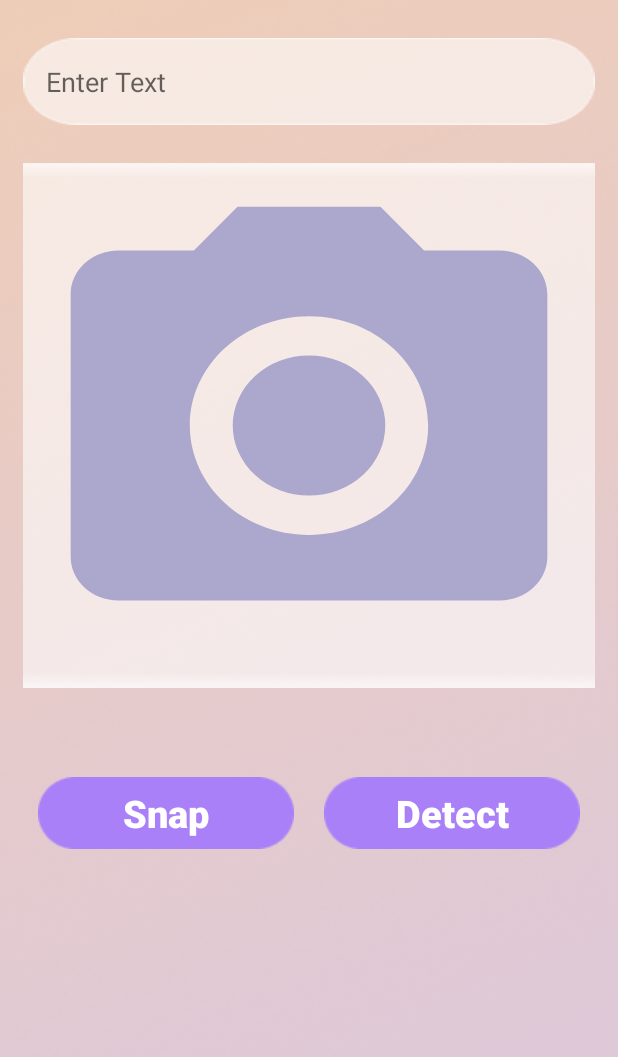
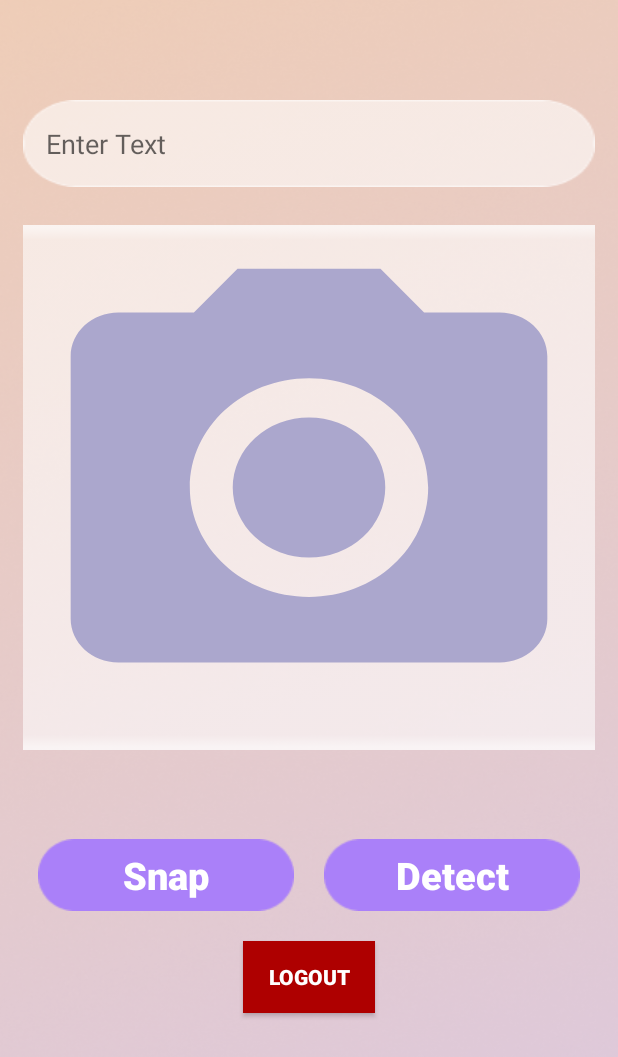
Before and after one commit to nurnobishanto/BookLens, an Android app: the layout activity_main.xml on its own in the app's theme, with its tools: preview values and no code run, on a phone screen of 412 x 824 dp. Shown: the top 1057 px of the screen. Run offline under Robolectric (Android 15) with nearby library versions, the phone set to English and light mode, and no system bars.

```diff
--- a/app/src/main/res/layout/activity_main.xml
+++ b/app/src/main/res/layout/activity_main.xml
@@ -8,6 +8,12 @@
     android:gravity="center|top"
     android:background="@drawable/bg"
     tools:context=".MainActivity">
+    <TextView
+        android:layout_width="wrap_content"
+        android:layout_height="wrap_content"
+        android:id="@+id/name"
+        android:textSize="15sp"
+        android:layout_marginVertical="10dp"/>
 
     <EditText
         android:layout_width="match_parent"
@@ -68,9 +74,14 @@
 
     </LinearLayout>
 
-    <!--button to capture our image-->
-
-
-    <!--button to detect text from our image-->
+    <Button
+        android:layout_marginVertical="20dp"
+        android:layout_width="wrap_content"
+        android:layout_height="wrap_content"
+        android:background="#AE0000"
+        android:text="Logout"
+        android:onClick="Logout"
+        android:textColor="#FFFFFF"
+        android:textStyle="bold" />
 
 </LinearLayout>
--- a/app/src/main/res/layout/activity_signup.xml
+++ b/app/src/main/res/layout/activity_signup.xml
@@ -57,6 +57,7 @@
         android:id="@+id/cPassId"/>
 
     <Button
+        android:onClick="SignUp"
         android:layout_width="wrap_content"
         android:layout_height="wrap_content"
         android:text="@string/sign_up"
```
Also changed, not shown: app/build.gradle (+7 -0 lines), app/src/main/java/com/softitbd/booklens/LoginActivity.java (+55 -2 lines), app/src/main/java/com/softitbd/booklens/MainActivity.java (+40 -1 lines), app/src/main/java/com/softitbd/booklens/Signup.java (+79 -0 lines).
